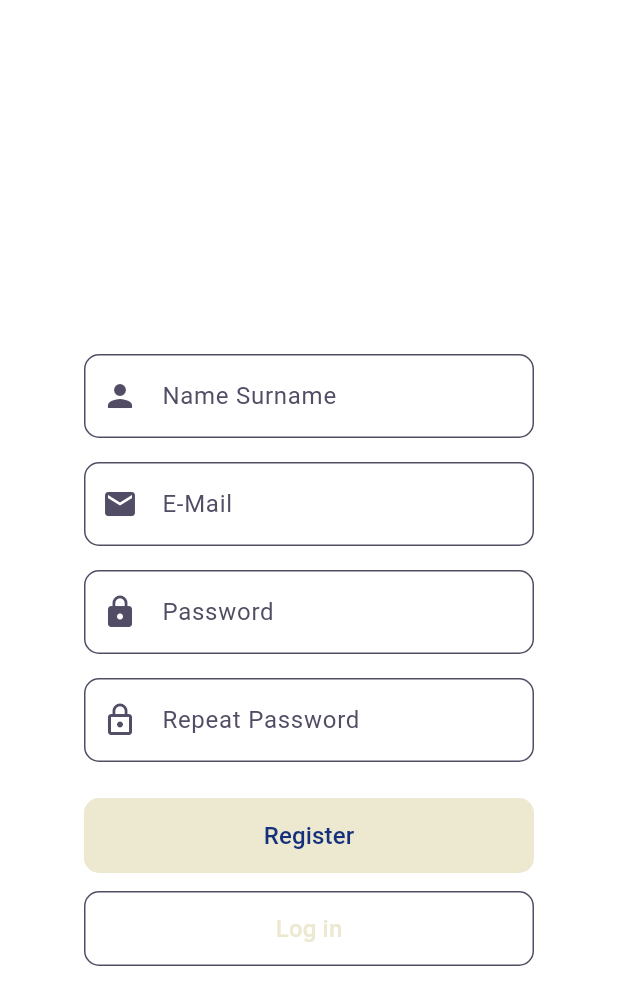
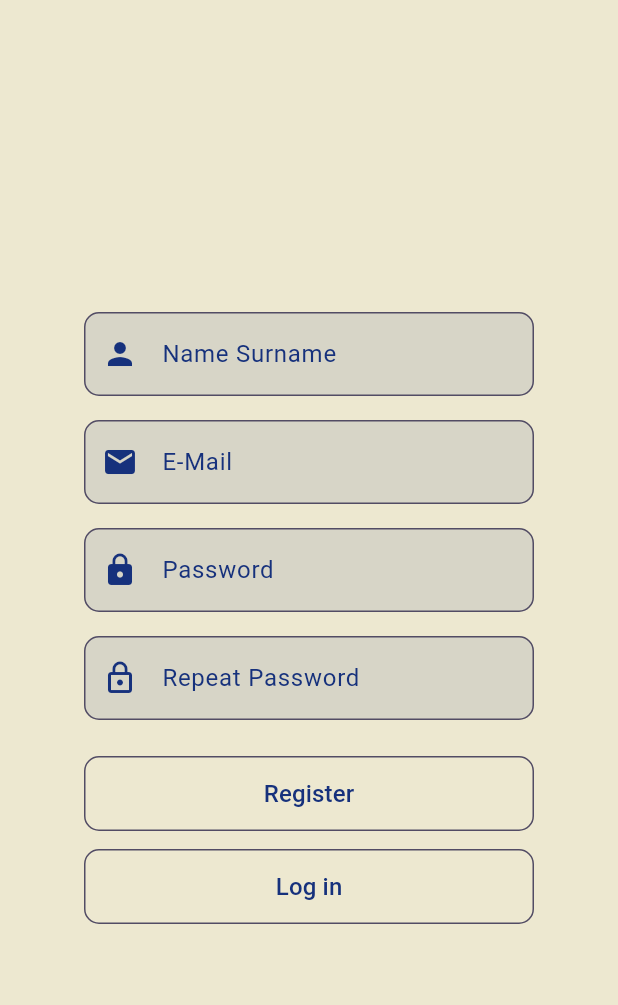
Before and after one commit to EnginOzturk-7/BookHive-flutter, a Flutter app: the LoginScreen screen opened by its route, after a tap on "Register", on a phone screen of 412 x 824 dp. Shown: the top 1005 px of the screen. Run offline on Flutter 3.47's test engine with Material 3 defaults, Android fonts, the light colour scheme and no system bars; our stand-ins replace go_router, google_fonts, lottie; missing offline and left inert: dotlottie_loader.

Commit message:
login ve register sayfaları bitti

```diff
--- a/lib/screens/login_screen.dart
+++ b/lib/screens/login_screen.dart
@@ -82,9 +82,9 @@
                 style: TextStyle(color: Theme.of(context).colorScheme.onPrimary),
               ),
               SizedBox(height: 24),
-              ElevatedButton(
+              OutlinedButton(
                 onPressed: girisYap,
-                style: ElevatedButton.styleFrom(
+                style: OutlinedButton.styleFrom(
                   minimumSize: Size(double.infinity, 50),
                   shape: RoundedRectangleBorder(
                     borderRadius: BorderRadius.circular(10),
@@ -93,11 +93,11 @@
                 child: Text("Log in", style: TextStyle(color: Theme.of(context).colorScheme.onPrimary, fontSize: 16)),
               ),
               SizedBox(height: 12),
-              ElevatedButton(
+              OutlinedButton(
                 onPressed: () {
                   context.pushReplacement("/register");
                 },
-                style: ElevatedButton.styleFrom(
+                style: OutlinedButton.styleFrom(
                   minimumSize: Size(double.infinity, 50),
                   shape: RoundedRectangleBorder(
                     borderRadius: BorderRadius.circular(10),
--- a/lib/screens/register_screen.dart
+++ b/lib/screens/register_screen.dart
@@ -14,7 +14,7 @@
   @override
   Widget build(BuildContext context) {
     return Scaffold(
-      appBar: AppBar(),
+      backgroundColor: Theme.of(context).colorScheme.primary,
       body: Center(
         child: SizedBox(
           width: 300,
@@ -24,56 +24,72 @@
               TextField(
                 decoration: InputDecoration(
                   hintText: "Name Surname",
+                  hintStyle: TextStyle(color: Theme.of(context).colorScheme.onPrimary),
+                  fillColor: Theme.of(context).colorScheme.onPrimary.withOpacity(0.1),
+                  filled: true,
                   border: OutlineInputBorder(
                     borderRadius: BorderRadius.circular(10),
                   ),
-                  prefixIcon: Icon(Icons.person),
+                  prefixIcon: Icon(Icons.person, color: Theme.of(context).colorScheme.onPrimary),
                 ),
+                style: TextStyle(color: Theme.of(context).colorScheme.onPrimary),
               ),
               SizedBox(height: 16),
               TextField(
                 decoration: InputDecoration(
                   hintText: "E-Mail",
+                  hintStyle: TextStyle(color: Theme.of(context).colorScheme.onPrimary),
+                  fillColor: Theme.of(context).colorScheme.onPrimary.withOpacity(0.1),
+                  filled: true,
                   border: OutlineInputBorder(
                     borderRadius: BorderRadius.circular(10),
                   ),
-                  prefixIcon: Icon(Icons.email),
+                  prefixIcon: Icon(Icons.email, color: Theme.of(context).colorScheme.onPrimary),
                 ),
+                style: TextStyle(color: Theme.of(context).colorScheme.onPrimary),
               ),
               SizedBox(height: 16),
               TextField(
                 obscureText: true,
                 decoration: InputDecoration(
                   hintText: "Password",
+                  hintStyle: TextStyle(color: Theme.of(context).colorScheme.onPrimary),
+                  fillColor: Theme.of(context).colorScheme.onPrimary.withOpacity(0.1),
+                  filled: true,
                   border: OutlineInputBorder(
                     borderRadius: BorderRadius.circular(10),
                   ),
-                  prefixIcon: Icon(Icons.lock),
+                  prefixIcon: Icon(Icons.lock, color: Theme.of(context).colorScheme.onPrimary),
                 ),
+                style: TextStyle(color: Theme.of(context).colorScheme.onPrimary),
               ),
               SizedBox(height: 16),
               TextField(
                 obscureText: true,
                 decoration: InputDecoration(
                   hintText: "Repeat Password",
+                  hintStyle: TextStyle(color: Theme.of(context).colorScheme.onPrimary),
+                  fillColor: Theme.of(context).colorScheme.onPrimary.withOpacity(0.1),
+                  filled: true,
                   border: OutlineInputBorder(
                     borderRadius: BorderRadius.circular(10),
                   ),
-                  prefixIcon: Icon(Icons.lock_outline),
+                  prefixIcon: Icon(Icons.lock_outline, color: Theme.of(context).colorScheme.onPrimary),
                 ),
+                style: TextStyle(color: Theme.of(context).colorScheme.onPrimary),
               ),
               SizedBox(height: 24),
-              FilledButton(
+              OutlinedButton(
                 onPressed: () {
                   context.go("/home");
                 },
-                style: FilledButton.styleFrom(
+                style: OutlinedButton.styleFrom(
                   minimumSize: Size(double.infinity, 50),
                   shape: RoundedRectangleBorder(
                     borderRadius: BorderRadius.circular(10),
                   ),
                 ),
-                child: const Text("Register", style: TextStyle(fontSize: 16)),
+                child: Text("Register", style: TextStyle(fontSize: 16, color: Theme.of(context).colorScheme.onPrimary)),
               ),
               SizedBox(height: 12),
               OutlinedButton(
@@ -86,7 +102,7 @@
                     borderRadius: BorderRadius.circular(10),
                   ),
                 ),
-                child: const Text("Log in", style: TextStyle(fontSize: 16)),
+                child: Text("Log in", style: TextStyle(fontSize: 16, color: Theme.of(context).colorScheme.onPrimary)),
               ),
             ],
           ),
```
